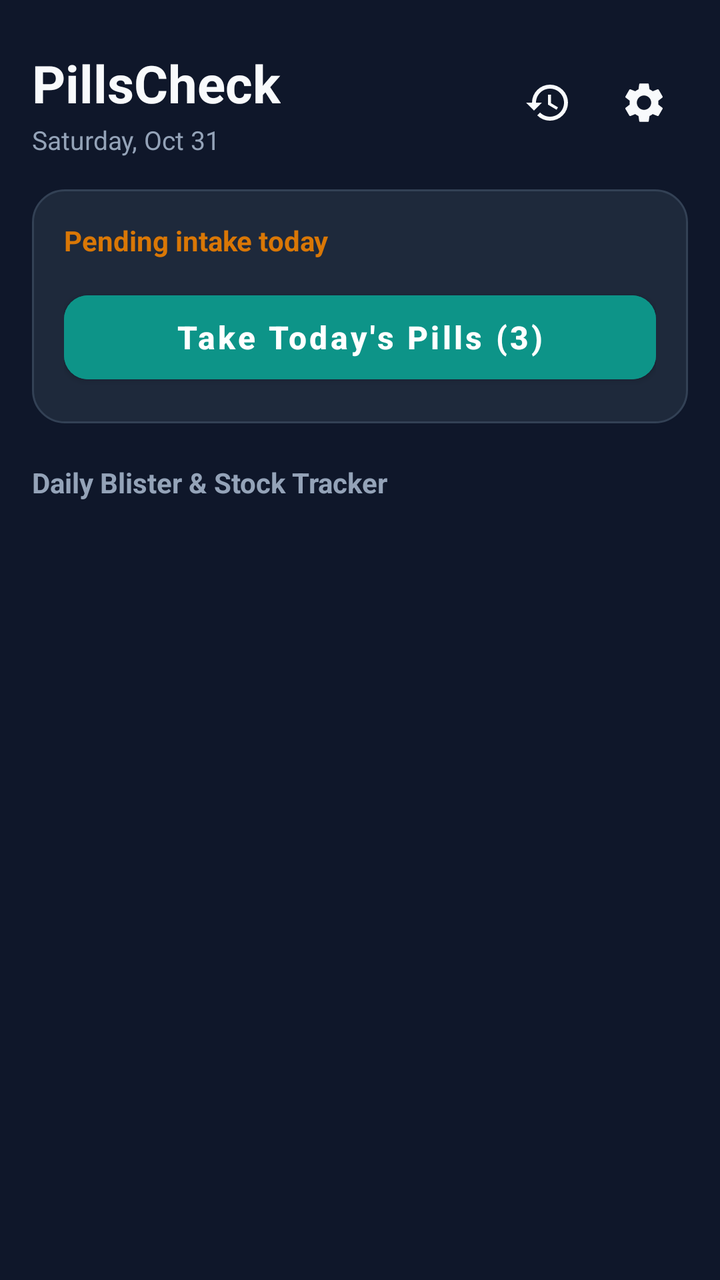
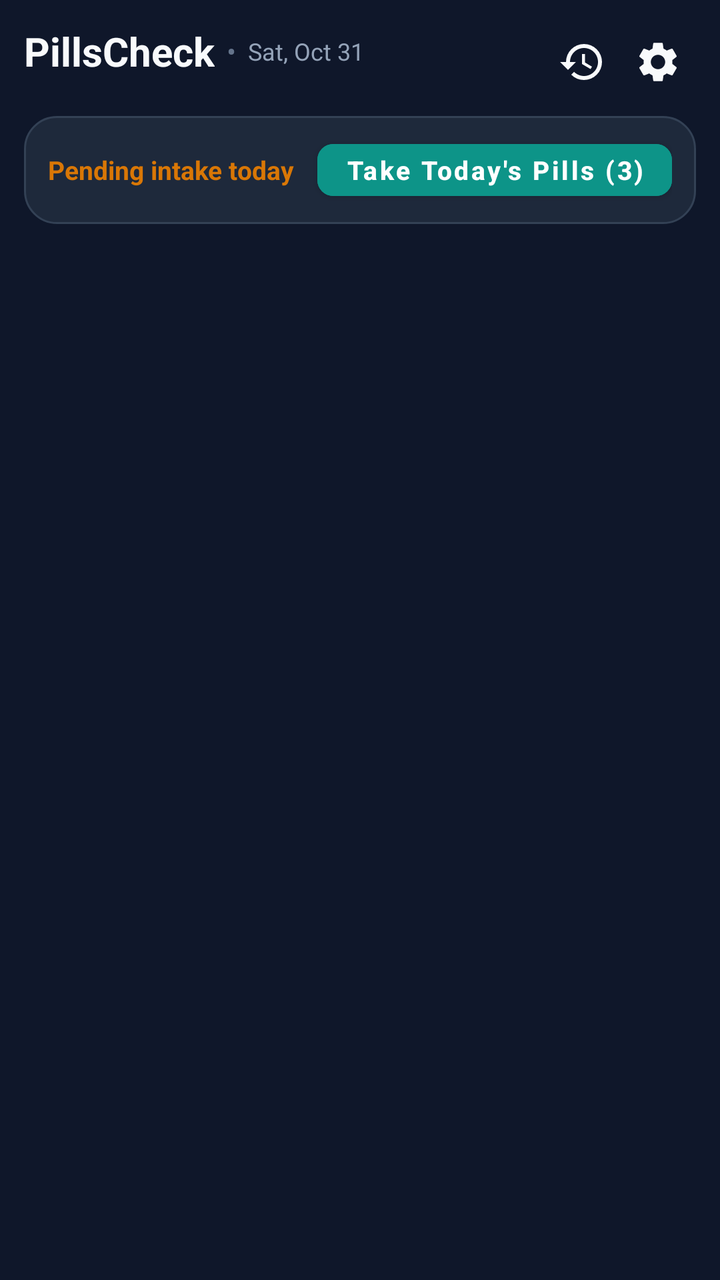

Before-and-after screenshots of an Android layout around one commit, followed by the original layout XML and the change that was made.
<!-- AndroidManifest.xml: application theme Theme.PillsCheck -->
<!-- res/layout/activity_main.xml -->
<?xml version="1.0" encoding="utf-8"?>
<androidx.coordinatorlayout.widget.CoordinatorLayout
    xmlns:android="http://schemas.android.com/apk/res/android"
    xmlns:app="http://schemas.android.com/apk/res-auto"
    android:layout_width="match_parent"
    android:layout_height="match_parent"
    android:background="@color/bg_screen">

    <androidx.core.widget.NestedScrollView
        android:layout_width="match_parent"
        android:layout_height="match_parent"
        android:fillViewport="true"
        android:clipToPadding="false"
        android:paddingBottom="32dp">

        <LinearLayout
            android:layout_width="match_parent"
            android:layout_height="wrap_content"
            android:orientation="vertical"
            android:paddingHorizontal="16dp"
            android:paddingTop="24dp">

            
            <RelativeLayout
                android:layout_width="match_parent"
                android:layout_height="wrap_content"
                android:layout_marginBottom="16dp">

                <LinearLayout
                    android:layout_width="wrap_content"
                    android:layout_height="wrap_content"
                    android:layout_alignParentStart="true"
                    android:layout_toStartOf="@id/top_actions"
                    android:orientation="vertical">

                    <TextView
                        android:id="@+id/tv_app_title"
                        android:layout_width="wrap_content"
                        android:layout_height="wrap_content"
                        android:text="@string/app_name"
                        android:textColor="@color/text_primary"
                        android:textSize="26sp"
                        android:textStyle="bold" />

                    <TextView
                        android:id="@+id/tv_dashboard_date"
                        android:layout_width="wrap_content"
                        android:layout_height="wrap_content"
                        android:layout_marginTop="2dp"
                        android:text="Saturday, Oct 31"
                        android:textColor="@color/text_secondary"
                        android:textSize="13sp" />
                </LinearLayout>

                <LinearLayout
                    android:id="@+id/top_actions"
                    android:layout_width="wrap_content"
                    android:layout_height="wrap_content"
                    android:layout_alignParentEnd="true"
                    android:layout_centerVertical="true"
                    android:orientation="horizontal">

                    <ImageButton
                        android:id="@+id/btn_open_history"
                        android:layout_width="44dp"
                        android:layout_height="44dp"
                        android:background="?attr/selectableItemBackgroundBorderless"
                        android:contentDescription="@string/btn_history"
                        android:src="@drawable/ic_history"
                        app:tint="@color/text_primary" />

                    <ImageButton
                        android:id="@+id/btn_open_settings"
                        android:layout_width="44dp"
                        android:layout_height="44dp"
                        android:layout_marginStart="4dp"
                        android:background="?attr/selectableItemBackgroundBorderless"
                        android:contentDescription="@string/btn_settings"
                        android:src="@drawable/ic_settings"
                        app:tint="@color/text_primary" />
                </LinearLayout>
            </RelativeLayout>

            
            <LinearLayout
                android:id="@+id/layout_pharmacy_alert"
                android:layout_width="match_parent"
                android:layout_height="wrap_content"
                android:layout_marginBottom="16dp"
                android:background="@drawable/bg_alert_banner"
                android:orientation="horizontal"
                android:padding="14dp"
                android:gravity="center_vertical"
                android:visibility="gone">

                <ImageView
                    android:layout_width="28dp"
                    android:layout_height="28dp"
                    android:src="@drawable/ic_warning"
                    app:tint="@color/accent_red"
                    android:contentDescription="@string/pharmacy_alert_title" />

                <LinearLayout
                    android:layout_width="match_parent"
                    android:layout_height="wrap_content"
                    android:layout_marginStart="12dp"
                    android:orientation="vertical">

                    <TextView
                        android:id="@+id/tv_pharmacy_title"
                        android:layout_width="wrap_content"
                        android:layout_height="wrap_content"
                        android:text="@string/pharmacy_alert_title"
                        android:textColor="#FCA5A5"
                        android:textSize="14sp"
                        android:textStyle="bold" />

                    <TextView
                        android:id="@+id/tv_pharmacy_desc"
                        android:layout_width="wrap_content"
                        android:layout_height="wrap_content"
                        android:layout_marginTop="2dp"
                        android:text="Stock low! Minoxidil has only 3 days left."
                        android:textColor="#FECACA"
                        android:textSize="12sp" />
                </LinearLayout>
            </LinearLayout>

            
            <LinearLayout
                android:id="@+id/card_today_status"
                android:layout_width="match_parent"
                android:layout_height="wrap_content"
                android:layout_marginBottom="20dp"
                android:background="@drawable/bg_card_rounded"
                android:orientation="vertical"
                android:padding="16dp">

                <RelativeLayout
                    android:layout_width="match_parent"
                    android:layout_height="wrap_content">

                    <TextView
                        android:id="@+id/tv_today_status_badge"
                        android:layout_width="wrap_content"
                        android:layout_height="wrap_content"
                        android:layout_alignParentStart="true"
                        android:text="@string/status_pending"
                        android:textColor="@color/accent_amber"
                        android:textSize="14sp"
                        android:textStyle="bold" />

                    <TextView
                        android:id="@+id/tv_today_taken_time"
                        android:layout_width="wrap_content"
                        android:layout_height="wrap_content"
                        android:layout_alignParentEnd="true"
                        android:text=""
                        android:textColor="@color/accent_green"
                        android:textSize="13sp"
                        android:visibility="gone" />
                </RelativeLayout>

                <com.google.android.material.button.MaterialButton
                    android:id="@+id/btn_main_action"
                    android:layout_width="match_parent"
                    android:layout_height="54dp"
                    android:layout_marginTop="12dp"
                    android:backgroundTint="@color/primary"
                    android:text="@string/btn_take_all"
                    android:textAllCaps="false"
                    android:textColor="@color/white"
                    android:textSize="16sp"
                    android:textStyle="bold"
                    app:cornerRadius="12dp" />

                <com.google.android.material.button.MaterialButton
                    android:id="@+id/btn_undo_intake"
                    style="@style/Widget.MaterialComponents.Button.TextButton"
                    android:layout_width="match_parent"
                    android:layout_height="wrap_content"
                    android:layout_marginTop="4dp"
                    android:text="@string/btn_undo_today"
                    android:textAllCaps="false"
                    android:textColor="@color/text_secondary"
                    android:textSize="13sp"
                    android:visibility="gone" />
            </LinearLayout>

            
            <TextView
                android:layout_width="wrap_content"
                android:layout_height="wrap_content"
                android:layout_marginBottom="12dp"
                android:text="@string/dashboard_subtitle"
                android:textColor="@color/text_secondary"
                android:textSize="14sp"
                android:textStyle="bold" />

            
            <androidx.recyclerview.widget.RecyclerView
                android:id="@+id/rv_medications"
                android:layout_width="match_parent"
                android:layout_height="wrap_content"
                android:nestedScrollingEnabled="false" />

        </LinearLayout>
    </androidx.core.widget.NestedScrollView>

</androidx.coordinatorlayout.widget.CoordinatorLayout>
<!-- resources referenced by this layout -->
<resources>
  <color name="accent_amber">#D97706</color>
  <color name="accent_green">#10B981</color>
  <color name="accent_red">#EF4444</color>
  <color name="bg_screen">#0F172A</color>
  <color name="primary">#0D9488</color>
  <color name="text_primary">#F8FAFC</color>
  <color name="text_secondary">#94A3B8</color>
  <color name="white">#FFFFFF</color>
  <!-- drawable bg_alert_banner (drawable) -->
  <?xml version="1.0" encoding="utf-8"?>
  <shape xmlns:android="http://schemas.android.com/apk/res/android"
      android:shape="rectangle">
      <solid android:color="#337F1D1D" />
      <corners android:radius="12dp" />
      <stroke
          android:width="1.5dp"
          android:color="#DC2626" />
  </shape>
  <!-- drawable bg_card_rounded (drawable) -->
  <?xml version="1.0" encoding="utf-8"?>
  <shape xmlns:android="http://schemas.android.com/apk/res/android"
      android:shape="rectangle">
      <solid android:color="@color/bg_card" />
      <corners android:radius="16dp" />
      <stroke
          android:width="1dp"
          android:color="@color/border_card" />
  </shape>
  <!-- drawable ic_history (drawable) -->
  <vector xmlns:android="http://schemas.android.com/apk/res/android"
      android:width="24dp"
      android:height="24dp"
      android:viewportWidth="24"
      android:viewportHeight="24">
      <path
          android:fillColor="#F8FAFC"
          android:pathData="M13,3a9,9 0 0,0 -9,9H1l3.89,3.89 0.07,0.14L9,12H6c0,-3.87 3.13,-7 7,-7s7,3.13 7,7 -3.13,7 -7,7c-1.93,0 -3.68,-0.79 -4.94,-2.06l-1.42,1.42A8.954,8.954 0 0,0 13,21a9,9 0 0,0 0,-18zm-1,5v5l4.28,2.54 0.72,-1.21 -3.5,-2.08V8H12z"/>
  </vector>
  <!-- drawable ic_warning (drawable) -->
  <vector xmlns:android="http://schemas.android.com/apk/res/android"
      android:width="24dp"
      android:height="24dp"
      android:viewportWidth="24"
      android:viewportHeight="24">
      <path
          android:fillColor="#F59E0B"
          android:pathData="M1,21h22L12,2 1,21zm12,-3h-2v-2h2v2zm0,-4h-2v-4h2v4z"/>
  </vector>
  <string name="app_name">PillsCheck</string>
  <string name="btn_history">History</string>
  <string name="btn_settings">Settings</string>
  <string name="btn_take_all">Take Today\'s Pills (3)</string>
  <string name="btn_undo_today">Undo Today\'s Intake</string>
  <string name="dashboard_subtitle">Daily Blister &amp; Stock Tracker</string>
  <string name="pharmacy_alert_title">Pharmacy Restock Alert</string>
  <string name="status_pending">Pending intake today</string>
  <style name="Theme.PillsCheck" parent="Theme.MaterialComponents.DayNight.NoActionBar">
          <item name="colorPrimary">@color/primary</item>
          <item name="colorPrimaryVariant">@color/primary_dark</item>
          <item name="colorOnPrimary">@color/white</item>
          <item name="colorSecondary">@color/accent_blue</item>
          <item name="colorSecondaryVariant">@color/accent_blue</item>
          <item name="colorOnSecondary">@color/white</item>
          <item name="android:statusBarColor">@color/bg_screen</item>
          <item name="android:navigationBarColor">@color/bg_screen</item>
          <item name="android:windowBackground">@color/bg_screen</item>
      </style>
  <color name="bg_card">#1E293B</color>
  <color name="border_card">#334155</color>
  <color name="primary_dark">#0F766E</color>
  <color name="accent_blue">#0284C7</color>
  <!-- unchanged entries left out for length: 1 -->
</resources>

<!-- the commit's change to res/layout/activity_main.xml (unified diff, before → after) -->
@@ -1,37 +1,39 @@
 <?xml version="1.0" encoding="utf-8"?>
-<androidx.coordinatorlayout.widget.CoordinatorLayout
+<LinearLayout
     xmlns:android="http://schemas.android.com/apk/res/android"
     xmlns:app="http://schemas.android.com/apk/res-auto"
     android:layout_width="match_parent"
     android:layout_height="match_parent"
-    android:background="@color/bg_screen">
+    android:background="@color/bg_screen"
+    android:orientation="vertical">
 
     <androidx.core.widget.NestedScrollView
         android:layout_width="match_parent"
         android:layout_height="match_parent"
         android:fillViewport="true"
         android:clipToPadding="false"
-        android:paddingBottom="32dp">
+        android:paddingBottom="12dp">
 
         <LinearLayout
             android:layout_width="match_parent"
             android:layout_height="wrap_content"
             android:orientation="vertical"
-            android:paddingHorizontal="16dp"
-            android:paddingTop="24dp">
+            android:paddingHorizontal="12dp"
+            android:paddingTop="12dp">
 
             
             <RelativeLayout
                 android:layout_width="match_parent"
                 android:layout_height="wrap_content"
-                android:layout_marginBottom="16dp">
+                android:layout_marginBottom="8dp">
 
                 <LinearLayout
                     android:layout_width="wrap_content"
                     android:layout_height="wrap_content"
                     android:layout_alignParentStart="true"
                     android:layout_toStartOf="@id/top_actions"
-                    android:orientation="vertical">
+                    android:orientation="horizontal"
+                    android:gravity="center_vertical">
 
                     <TextView
                         android:id="@+id/tv_app_title"
@@ -39,17 +41,24 @@
                         android:layout_height="wrap_content"
                         android:text="@string/app_name"
                         android:textColor="@color/text_primary"
-                        android:textSize="26sp"
+                        android:textSize="20sp"
                         android:textStyle="bold" />
 
                     <TextView
+                        android:layout_width="wrap_content"
+                        android:layout_height="wrap_content"
+                        android:layout_marginHorizontal="6dp"
+                        android:text="•"
+                        android:textColor="@color/text_muted"
+                        android:textSize="14sp" />
+
+                    <TextView
                         android:id="@+id/tv_dashboard_date"
                         android:layout_width="wrap_content"
                         android:layout_height="wrap_content"
-                        android:layout_marginTop="2dp"
-                        android:text="Saturday, Oct 31"
+                        android:text="Sat, Oct 31"
                         android:textColor="@color/text_secondary"
-                        android:textSize="13sp" />
+                        android:textSize="12sp" />
                 </LinearLayout>
 
                 <LinearLayout
@@ -62,8 +71,8 @@
 
                     <ImageButton
                         android:id="@+id/btn_open_history"
-                        android:layout_width="44dp"
-                        android:layout_height="44dp"
+                        android:layout_width="38dp"
+                        android:layout_height="38dp"
                         android:background="?attr/selectableItemBackgroundBorderless"
                         android:contentDescription="@string/btn_history"
                         android:src="@drawable/ic_history"
@@ -71,9 +80,8 @@
 
                     <ImageButton
                         android:id="@+id/btn_open_settings"
-                        android:layout_width="44dp"
-                        android:layout_height="44dp"
-                        android:layout_marginStart="4dp"
+                        android:layout_width="38dp"
+                        android:layout_height="38dp"
                         android:background="?attr/selectableItemBackgroundBorderless"
                         android:contentDescription="@string/btn_settings"
                         android:src="@drawable/ic_settings"
@@ -86,44 +94,30 @@
                 android:id="@+id/layout_pharmacy_alert"
                 android:layout_width="match_parent"
                 android:layout_height="wrap_content"
-                android:layout_marginBottom="16dp"
+                android:layout_marginBottom="6dp"
                 android:background="@drawable/bg_alert_banner"
                 android:orientation="horizontal"
-                android:padding="14dp"
+                android:paddingHorizontal="10dp"
+                android:paddingVertical="6dp"
                 android:gravity="center_vertical"
                 android:visibility="gone">
 
                 <ImageView
-                    android:layout_width="28dp"
-                    android:layout_height="28dp"
+                    android:layout_width="20dp"
+                    android:layout_height="20dp"
                     android:src="@drawable/ic_warning"
                     app:tint="@color/accent_red"
                     android:contentDescription="@string/pharmacy_alert_title" />
 
-                <LinearLayout
+                <TextView
+                    android:id="@+id/tv_pharmacy_desc"
                     android:layout_width="match_parent"
                     android:layout_height="wrap_content"
-                    android:layout_marginStart="12dp"
-                    android:orientation="vertical">
-
-                    <TextView
-                        android:id="@+id/tv_pharmacy_title"
-                        android:layout_width="wrap_content"
-                        android:layout_height="wrap_content"
-                        android:text="@string/pharmacy_alert_title"
-                        android:textColor="#FCA5A5"
-                        android:textSize="14sp"
-                        android:textStyle="bold" />
-
-                    <TextView
-                        android:id="@+id/tv_pharmacy_desc"
-                        android:layout_width="wrap_content"
-                        android:layout_height="wrap_content"
-                        android:layout_marginTop="2dp"
-                        android:text="Stock low! Minoxidil has only 3 days left."
-                        android:textColor="#FECACA"
-                        android:textSize="12sp" />
-                </LinearLayout>
+                    android:layout_marginStart="8dp"
+                    android:text="Stock low! Minoxidil has only 3 days left."
+                    android:textColor="#FECACA"
+                    android:textSize="12sp"
+                    android:textStyle="bold" />
             </LinearLayout>
 
             
@@ -131,73 +125,69 @@
                 android:id="@+id/card_today_status"
                 android:layout_width="match_parent"
                 android:layout_height="wrap_content"
-                android:layout_marginBottom="20dp"
+                android:layout_marginBottom="8dp"
                 android:background="@drawable/bg_card_rounded"
-                android:orientation="vertical"
-                android:padding="16dp">
-
-                <RelativeLayout
-                    android:layout_width="match_parent"
-                    android:layout_height="wrap_content">
+                android:gravity="center_vertical"
+                android:orientation="horizontal"
+                android:paddingHorizontal="12dp"
+                android:paddingVertical="8dp">
+
+                <LinearLayout
+                    android:layout_width="0dp"
+                    android:layout_height="wrap_content"
+                    android:layout_weight="1"
+                    android:orientation="vertical">
 
                     <TextView
                         android:id="@+id/tv_today_status_badge"
                         android:layout_width="wrap_content"
                         android:layout_height="wrap_content"
-                        android:layout_alignParentStart="true"
                         android:text="@string/status_pending"
                         android:textColor="@color/accent_amber"
-                        android:textSize="14sp"
+                        android:textSize="13sp"
                         android:textStyle="bold" />
 
                     <TextView
                         android:id="@+id/tv_today_taken_time"
                         android:layout_width="wrap_content"
                         android:layout_height="wrap_content"
-                        android:layout_alignParentEnd="true"
+                        android:layout_marginTop="1dp"
                         android:text=""
                         android:textColor="@color/accent_green"
-                        android:textSize="13sp"
+                        android:textSize="11sp"
                         android:visibility="gone" />
-                </RelativeLayout>
+                </LinearLayout>
 
                 <com.google.android.material.button.MaterialButton
                     android:id="@+id/btn_main_action"
-                    android:layout_width="match_parent"
-                    android:layout_height="54dp"
-                    android:layout_marginTop="12dp"
+                    android:layout_width="wrap_content"
+                    android:layout_height="38dp"
                     android:backgroundTint="@color/primary"
+                    android:minWidth="0dp"
+                    android:paddingHorizontal="14dp"
                     android:text="@string/btn_take_all"
                     android:textAllCaps="false"
                     android:textColor="@color/white"
-                    android:textSize="16sp"
+                    android:textSize="13sp"
                     android:textStyle="bold"
-                    app:cornerRadius="12dp" />
+                    app:cornerRadius="8dp" />
 
                 <com.google.android.material.button.MaterialButton
                     android:id="@+id/btn_undo_intake"
                     style="@style/Widget.MaterialComponents.Button.TextButton"
-                    android:layout_width="match_parent"
-                    android:layout_height="wrap_content"
-                    android:layout_marginTop="4dp"
+                    android:layout_width="wrap_content"
+                    android:layout_height="38dp"
+                    android:layout_marginStart="4dp"
+                    android:minWidth="0dp"
+                    android:paddingHorizontal="8dp"
                     android:text="@string/btn_undo_today"
                     android:textAllCaps="false"
                     android:textColor="@color/text_secondary"
-                    android:textSize="13sp"
+                    android:textSize="12sp"
                     android:visibility="gone" />
             </LinearLayout>
 
             
-            <TextView
-                android:layout_width="wrap_content"
-                android:layout_height="wrap_content"
-                android:layout_marginBottom="12dp"
-                android:text="@string/dashboard_subtitle"
-                android:textColor="@color/text_secondary"
-                android:textSize="14sp"
-                android:textStyle="bold" />
-
-            
             <androidx.recyclerview.widget.RecyclerView
                 android:id="@+id/rv_medications"
                 android:layout_width="match_parent"
@@ -207,4 +197,4 @@
         </LinearLayout>
     </androidx.core.widget.NestedScrollView>
 
-</androidx.coordinatorlayout.widget.CoordinatorLayout>
+</LinearLayout>
<!-- resource entries referenced after the edit -->
@@ -5,6 +5,7 @@
   <color name="accent_red">#EF4444</color>
   <color name="bg_screen">#0F172A</color>
   <color name="primary">#0D9488</color>
+  <color name="text_muted">#64748B</color>
   <color name="text_primary">#F8FAFC</color>
   <color name="text_secondary">#94A3B8</color>
   <color name="white">#FFFFFF</color>
@@ -53,7 +54,6 @@
   <string name="btn_settings">Settings</string>
   <string name="btn_take_all">Take Today\'s Pills (3)</string>
   <string name="btn_undo_today">Undo Today\'s Intake</string>
-  <string name="dashboard_subtitle">Daily Blister &amp; Stock Tracker</string>
   <string name="pharmacy_alert_title">Pharmacy Restock Alert</string>
   <string name="status_pending">Pending intake today</string>
   <style name="Theme.PillsCheck" parent="Theme.MaterialComponents.DayNight.NoActionBar">
